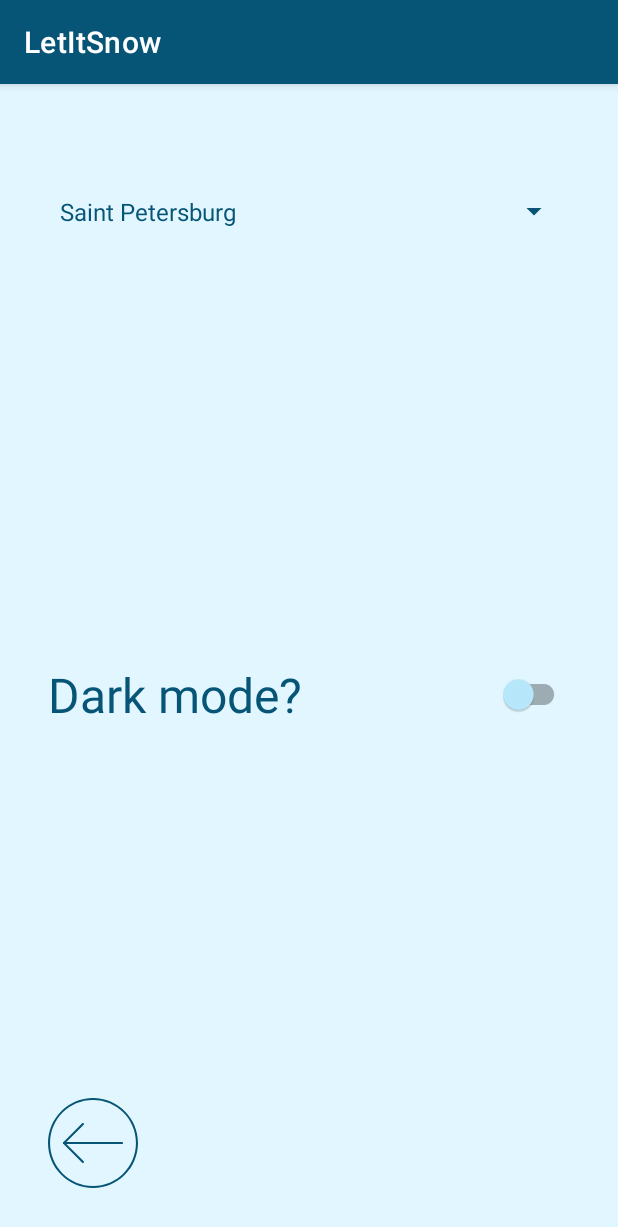
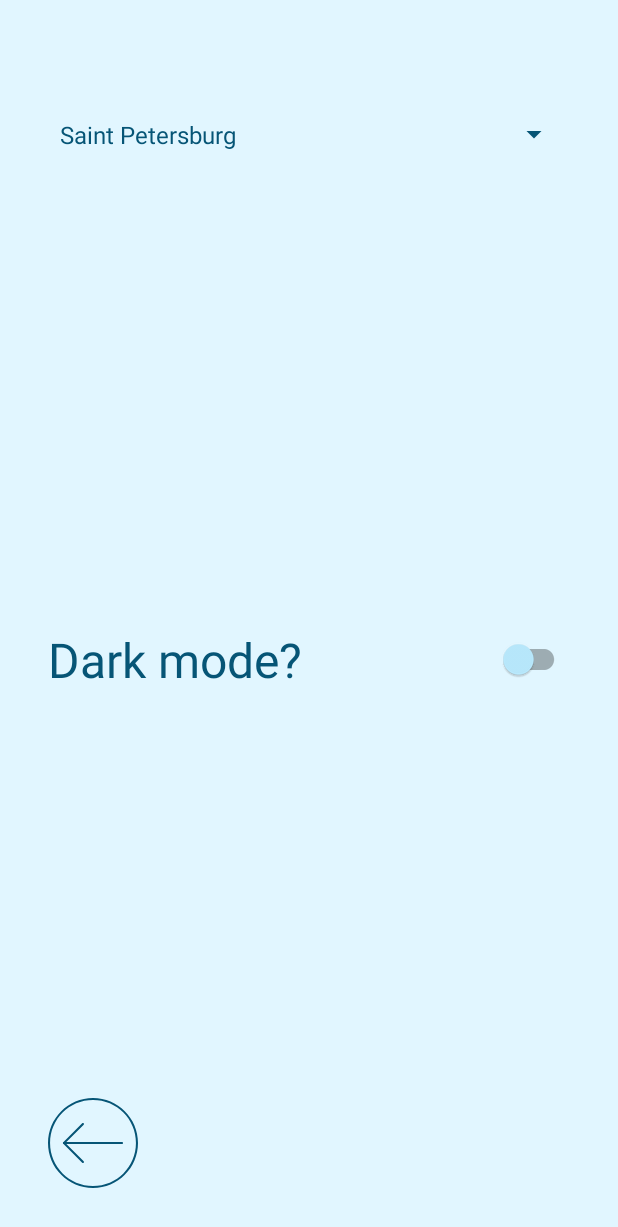
Before and after one commit to akkovaleva14/LetItSnow, an Android app: the screen it shows after launch (MainActivity), after a tap on an icon or button, on a phone screen of 412 x 824 dp. Shown: the top 1227 px of the screen. Run offline under Robolectric (Android 15) with nearby library versions, the phone set to English and light mode, and no system bars; network calls fail; 1 statement that could not run was skipped.

Commit message:
Cleaned themes from useless lines and set NoActionBar

```diff
--- a/app/src/main/res/values-night/themes.xml
+++ b/app/src/main/res/values-night/themes.xml
@@ -1,29 +1,19 @@
 <resources>
     <!-- Base application theme. -->
-    <style name="Theme.LetItSnow" parent="Theme.MaterialComponents.DayNight.DarkActionBar">
+    <style name="Theme.LetItSnow" parent="Theme.MaterialComponents.DayNight.NoActionBar">
         <!-- Primary brand color. -->
         <item name="colorPrimary">@color/blue_darkest</item>
         <item name="colorPrimaryDark">@color/blue_extremely_dark</item>
-        <item name="colorPrimaryVariant">@color/blue_darkest</item>
-        <item name="colorOnPrimary">@color/blue_darkest</item>
         <item name="android:textColorPrimary">@color/blue_lightest</item>
-        <item name="android:textColorPrimaryInverse">@color/blue_lightest</item>
         <!-- Secondary brand color. -->
         <item name="colorSecondary">@color/blue_darkest</item>
-        <item name="colorSecondaryVariant">@color/blue_darkest</item>
-        <item name="colorOnSecondary">@color/blue_lightest</item>
         <item name="android:textColorSecondary">@color/blue_lightest</item>
-        <item name="android:textColorSecondaryInverse">@color/blue_lightest</item>
         <!-- Status bar color. -->
-        <item name="android:statusBarColor">?attr/colorPrimary</item>
+        <item name="android:statusBarColor">@color/blue_darkest</item>
         <!-- Customize your theme here. -->
         <item name="colorAccent">@color/blue_lightest</item>
         <item name="android:textColorTertiary">@color/blue_lightest</item>
-        <item name="android:textColorTertiaryInverse">@color/blue_lightest</item>
         <item name="colorControlActivated">@color/blue_darkest</item>
-        <item name="colorControlNormal">@color/blue_lightest</item>
-        <item name="colorControlHighlight">@color/blue_darkest</item>
-        <item name="colorButtonNormal">@color/blue_lightest</item>
         <item name="colorSwitchThumbNormal">@color/blue_lightest</item>
     </style>
 
--- a/app/src/main/res/values/themes.xml
+++ b/app/src/main/res/values/themes.xml
@@ -1,29 +1,19 @@
 <resources>
     <!-- Base application theme. -->
-    <style name="Theme.LetItSnow" parent="Theme.MaterialComponents.DayNight.DarkActionBar">
+    <style name="Theme.LetItSnow" parent="Theme.MaterialComponents.DayNight.NoActionBar">
         <!-- Primary brand color. -->
         <item name="colorPrimary">@color/blue_darkest</item>
         <item name="colorPrimaryDark">@color/blue_extremely_light</item>
-        <item name="colorPrimaryVariant">@color/blue_darkest</item>
-        <item name="colorOnPrimary">@color/blue_darkest</item>
         <item name="android:textColorPrimary">@color/blue_darkest</item>
-        <item name="android:textColorPrimaryInverse">@color/blue_darkest</item>
         <!-- Secondary brand color. -->
         <item name="colorSecondary">@color/blue_darkest</item>
-        <item name="colorSecondaryVariant">@color/blue_darkest</item>
-        <item name="colorOnSecondary">@color/blue_lightest</item>
         <item name="android:textColorSecondary">@color/blue_darkest</item>
-        <item name="android:textColorSecondaryInverse">@color/blue_darkest</item>
         <!-- Status bar color. -->
-        <item name="android:statusBarColor">?attr/colorPrimary</item>
+        <item name="android:statusBarColor">@color/blue_darkest</item>
         <!-- Customize your theme here. -->
         <item name="colorAccent">@color/blue_darkest</item>
         <item name="android:textColorTertiary">@color/blue_darkest</item>
-        <item name="android:textColorTertiaryInverse">@color/blue_darkest</item>
         <item name="colorControlActivated">@color/blue_darkest</item>
-        <item name="colorControlNormal">@color/blue_lightest</item>
-        <item name="colorControlHighlight">@color/blue_darkest</item>
-        <item name="colorButtonNormal">@color/blue_lightest</item>
         <item name="colorSwitchThumbNormal">@color/blue_lightest</item>
     </style>
 
```
